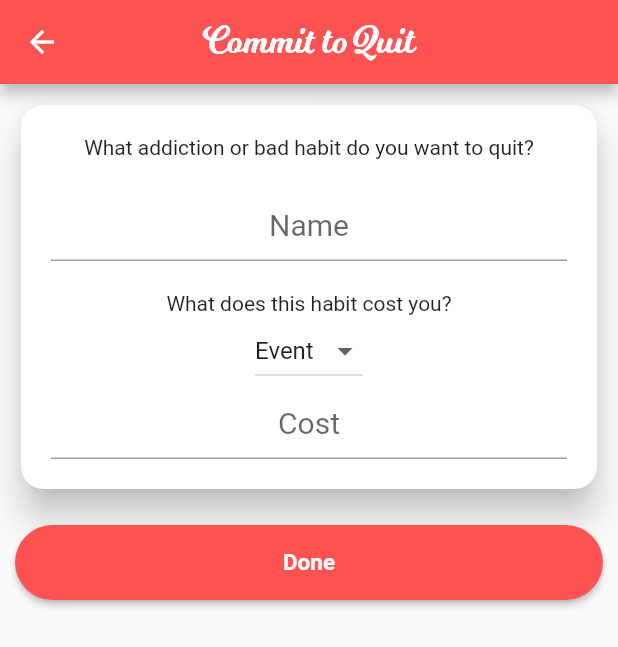
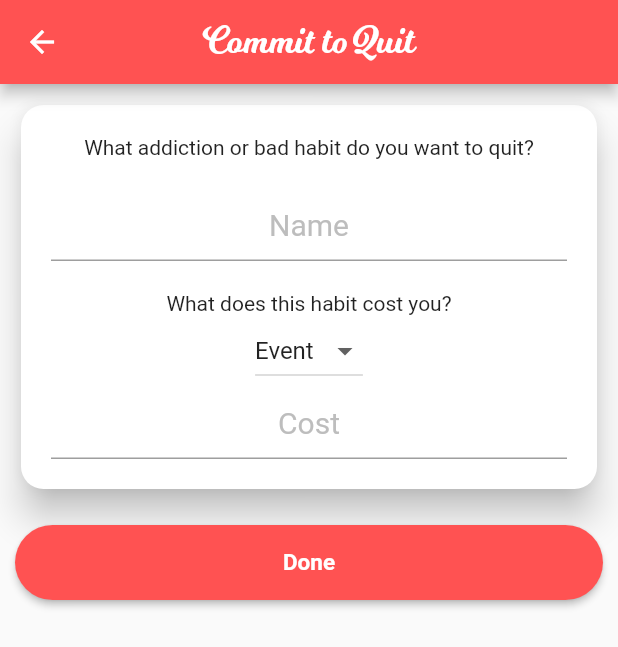
Before and after one commit to NirbhayShukla/soberity_app, a Flutter app: the screen it shows after launch, after a tap on the "add" icon, on a phone screen of 412 x 824 dp. Shown: the top 647 px of the screen. Run offline on Flutter 3.47's test engine with Material 2 defaults, Android fonts, the phone set to English and light mode, and no system bars; our stand-ins replace intro_slider.

```diff
--- a/soberity_app/lib/home.dart
+++ b/soberity_app/lib/home.dart
@@ -29,7 +29,10 @@ class _HomeState extends State<Home> {
             .toList(),
       );
       else
-      return Container();
+      return Container(
+        width: 0,
+        height: 0,
+      );
   }
 
   @override
--- a/soberity_app/lib/newhabit.dart
+++ b/soberity_app/lib/newhabit.dart
@@ -20,6 +20,26 @@ class _NewHabitState extends State<NewHabit> {
     }
     return items;
   }
+
+Widget prefixWidget(){
+if(selected=="Money")
+return Text("₹");
+else
+return Container(
+  width: 0,
+  height: 0,
+);
+}
+
+Widget suffixWidget(){
+if(selected=="Time")
+return Text("hours");
+else
+return Container(
+   width: 0,
+  height: 0,
+);
+}
 
   @override
   void initState() {
@@ -63,7 +83,8 @@ class _NewHabitState extends State<NewHabit> {
                           name = value;
                         },
                         style: TextStyle(
-                          fontSize: 20
+                          fontSize: 20,
+                          fontWeight: FontWeight.bold,
                         ),
                         textAlign: TextAlign.center,
                         cursorColor: Colors.redAccent,
@@ -71,6 +92,8 @@ class _NewHabitState extends State<NewHabit> {
                           hintText: "Name",
                           hintStyle: TextStyle(
                             fontSize: 20,
+                            color: Colors.grey[400],
+                            fontWeight: FontWeight.w400
                           )
                         ),
                       ),
@@ -95,13 +118,26 @@ class _NewHabitState extends State<NewHabit> {
                           cost = value;
                         },
                         style: TextStyle(
-                          fontSize: 20
+                          fontSize: 20,
+                          fontWeight: FontWeight.bold,
                         ),
                         textAlign: TextAlign.center,
                         cursorColor: Colors.redAccent,
                         decoration: InputDecoration(
                           hintText: "Cost",
                           hintStyle: TextStyle(
+                            fontSize: 20,
+                            color: Colors.grey[400],
+                            fontWeight: FontWeight.w400
+                          ),
+                          prefix: prefixWidget(),
+                          prefixStyle: TextStyle(
+                            color: Colors.black,
+                            fontSize: 20,
+                          ),
+                          suffix: suffixWidget(),
+                          suffixStyle: TextStyle(
+                            color: Colors.black,
                             fontSize: 20,
                           )
                         ),
```
